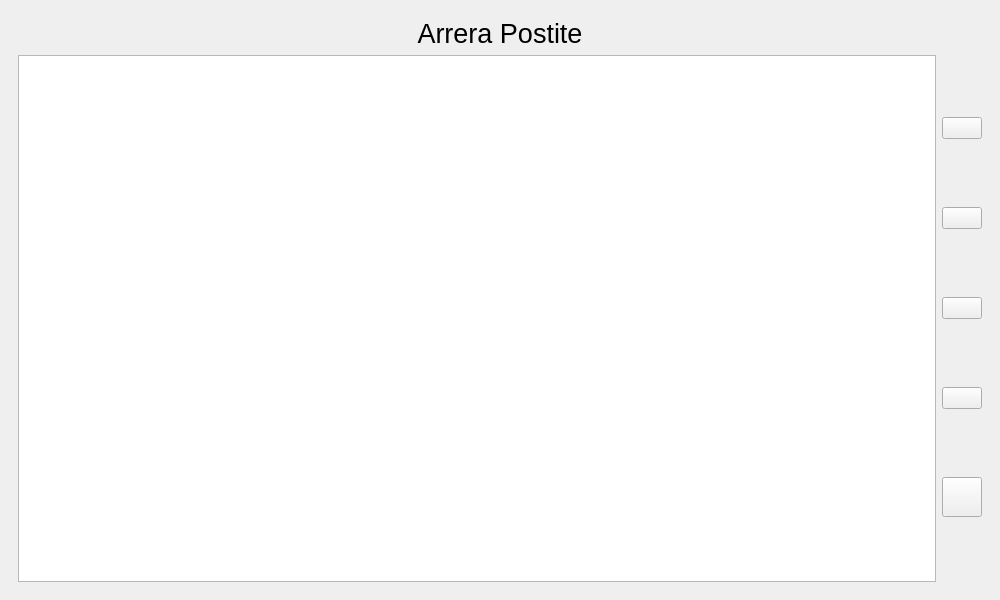
Above: cuiapostite.ui from Arrera-Software/Arrera-Postite before the change. Below: the same form after it.
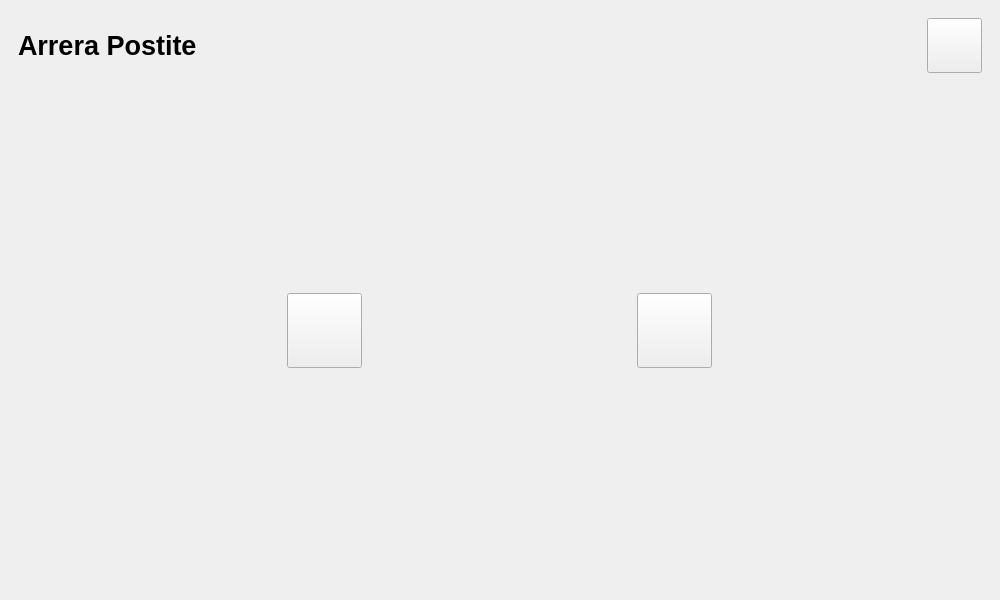
That is the form after the change. The open tabs and pages were chosen to show the change. Icons and pictures are not drawn. Custom widgets are drawn as their Qt base class.

Commit message: Creation de la page d'acceuil

What changed in the file:
```diff
--- a/cuiapostite.ui
+++ b/cuiapostite.ui
@@ -1352,8 +1352,143 @@
       <widget class="QWidget" name="pageexport">
        <layout class="QVBoxLayout" name="verticalLayout_8"/>
       </widget>
-      <widget class="QWidget" name="colorSelect">
-       <layout class="QVBoxLayout" name="verticalLayout_5"/>
+      <widget class="QWidget" name="acceuil">
+       <layout class="QVBoxLayout" name="verticalLayout_5">
+        <item>
+         <layout class="QHBoxLayout" name="horizontalLayout_14">
+          <item>
+           <widget class="QLabel" name="IDC_TITLEACCEUIL">
+            <property name="font">
+             <font>
+              <pointsize>20</pointsize>
+              <bold>true</bold>
+             </font>
+            </property>
+            <property name="text">
+             <string>Arrera Postite</string>
+            </property>
+           </widget>
+          </item>
+          <item>
+           <widget class="QPushButton" name="IDC_PARAMETREMAINACCEUIL">
+            <property name="minimumSize">
+             <size>
+              <width>55</width>
+              <height>55</height>
+             </size>
+            </property>
+            <property name="maximumSize">
+             <size>
+              <width>55</width>
+              <height>55</height>
+             </size>
+            </property>
+            <property name="text">
+             <string/>
+            </property>
+            <property name="icon">
+             <iconset resource="postitesrc.qrc">
+              <normaloff>:/img/parametre.png</normaloff>:/img/parametre.png</iconset>
+            </property>
+            <property name="iconSize">
+             <size>
+              <width>55</width>
+              <height>55</height>
+             </size>
+            </property>
+           </widget>
+          </item>
+         </layout>
+        </item>
+        <item>
+         <spacer name="verticalSpacer_7">
+          <property name="orientation">
+           <enum>Qt::Orientation::Vertical</enum>
+          </property>
+          <property name="sizeHint" stdset="0">
+           <size>
+            <width>20</width>
+            <height>40</height>
+           </size>
+          </property>
+         </spacer>
+        </item>
+        <item>
+         <layout class="QHBoxLayout" name="horizontalLayout_15">
+          <item>
+           <widget class="QPushButton" name="IDC_GITHUBACCEUIL">
+            <property name="minimumSize">
+             <size>
+              <width>75</width>
+              <height>75</height>
+             </size>
+            </property>
+            <property name="maximumSize">
+             <size>
+              <width>75</width>
+              <height>75</height>
+             </size>
+            </property>
+            <property name="text">
+             <string/>
+            </property>
+            <property name="icon">
+             <iconset resource="postitesrc.qrc">
+              <normaloff>:/img/github-md.png</normaloff>:/img/github-md.png</iconset>
+            </property>
+            <property name="iconSize">
+             <size>
+              <width>75</width>
+              <height>75</height>
+             </size>
+            </property>
+           </widget>
+          </item>
+          <item>
+           <widget class="QPushButton" name="IDC_NEWACCEUIL">
+            <property name="minimumSize">
+             <size>
+              <width>75</width>
+              <height>75</height>
+             </size>
+            </property>
+            <property name="maximumSize">
+             <size>
+              <width>75</width>
+              <height>75</height>
+             </size>
+            </property>
+            <property name="text">
+             <string/>
+            </property>
+            <property name="icon">
+             <iconset resource="postitesrc.qrc">
+              <normaloff>:/img/new.png</normaloff>:/img/new.png</iconset>
+            </property>
+            <property name="iconSize">
+             <size>
+              <width>75</width>
+              <height>75</height>
+             </size>
+            </property>
+           </widget>
+          </item>
+         </layout>
+        </item>
+        <item>
+         <spacer name="verticalSpacer_8">
+          <property name="orientation">
+           <enum>Qt::Orientation::Vertical</enum>
+          </property>
+          <property name="sizeHint" stdset="0">
+           <size>
+            <width>20</width>
+            <height>40</height>
+           </size>
+          </property>
+         </spacer>
+        </item>
+       </layout>
       </widget>
      </widget>
     </item>
```
Left out of the diff: 2 changed lines with no effect on the pictures. The commit also changes 2 other files.
